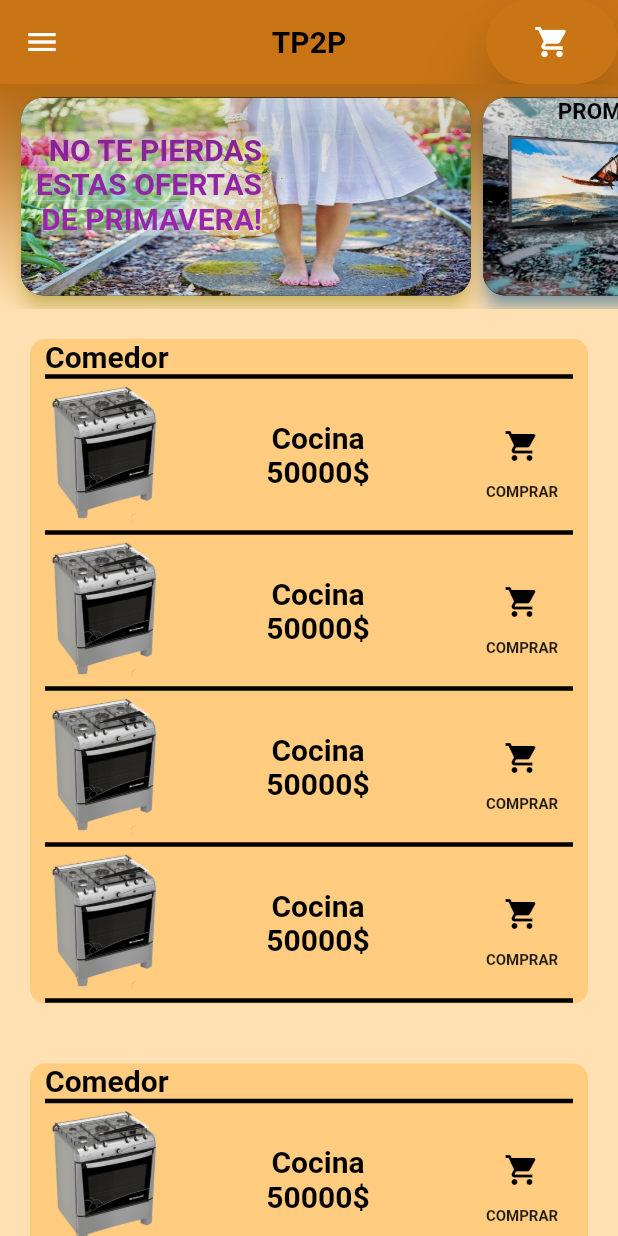
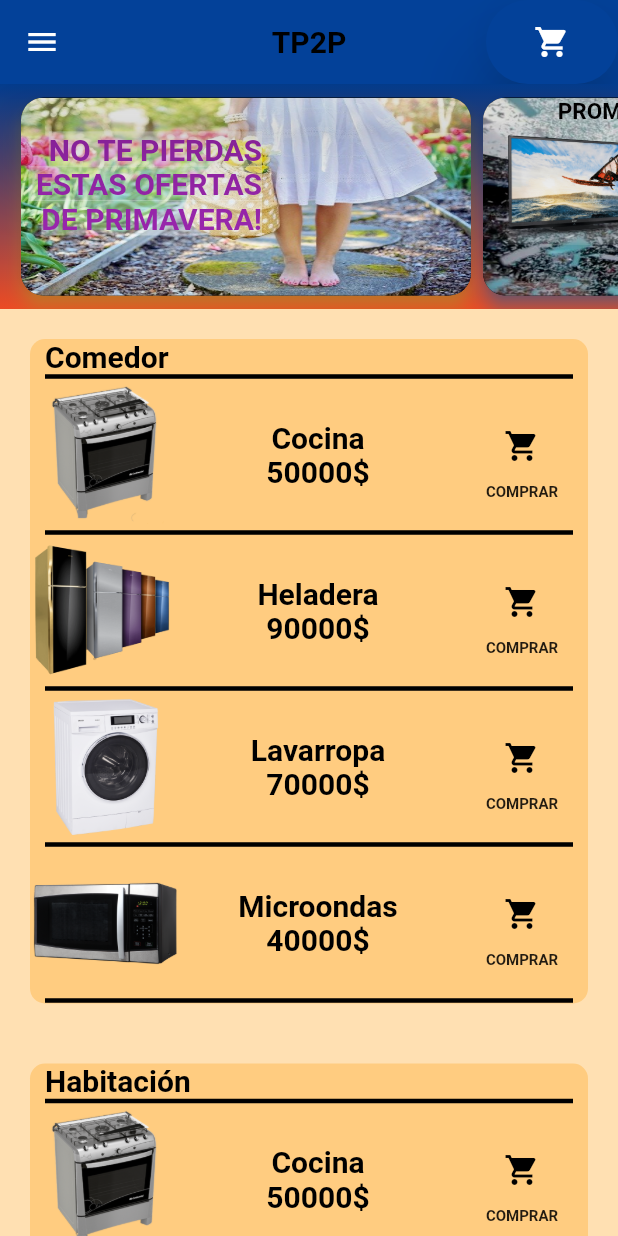
Before and after one commit to Anonyzard/pp2-practico1, a Flutter app: the screen it shows after launch, after a tap on "Iniciar sesión", on a phone screen of 412 x 824 dp. Run offline on Flutter 3.47's test engine with Material 2 defaults, Android fonts, the phone set to English and light mode, and no system bars.

Commit message:
Agregando variedad

```diff
--- a/lib/main.dart
+++ b/lib/main.dart
@@ -10,10 +10,10 @@ class MyApp extends StatelessWidget {
       debugShowCheckedModeBanner: false,
       home: Login(),
       theme: ThemeData(
-          backgroundColor: const Color.fromARGB(255, 201, 117, 21),
+          backgroundColor: Color.fromARGB(255, 3, 65, 153),
           primaryColor: Colors.grey.shade300,
-          secondaryHeaderColor: Colors.orange.shade100,
-          highlightColor: Color.fromRGBO(255, 201, 117, 21),
+          secondaryHeaderColor: Color.fromARGB(255, 236, 75, 35),
+          highlightColor: Color.fromARGB(235, 3, 0, 27),
           textTheme: const TextTheme(
               headline1: TextStyle(
                   fontSize: 20,
--- a/lib/pages/main_screens_widgets/body.dart
+++ b/lib/pages/main_screens_widgets/body.dart
@@ -25,7 +25,7 @@ class Allbody extends StatelessWidget {
     return ListView(children: [
       const Board(),
       catalog(context, "Comedor"),
-      catalog(context, "Comedor")
+      catalog(context, "Habitación")
     ]);
   }
 }
@@ -55,9 +55,9 @@ Container catalog(BuildContext context, nombreCategoria) {
           divider()
         ]),
         products(context, producto1.foto, producto1.nombre, producto1.precio),
-        products(context, producto1.foto, producto1.nombre, producto1.precio),
-        products(context, producto1.foto, producto1.nombre, producto1.precio),
-        products(context, producto1.foto, producto1.nombre, producto1.precio),
+        products(context, producto2.foto, producto2.nombre, producto2.precio),
+        products(context, producto3.foto, producto3.nombre, producto3.precio),
+        products(context, producto4.foto, producto4.nombre, producto4.precio),
       ],
     ),
   );
```
Also changed, not shown: 1 other file.
